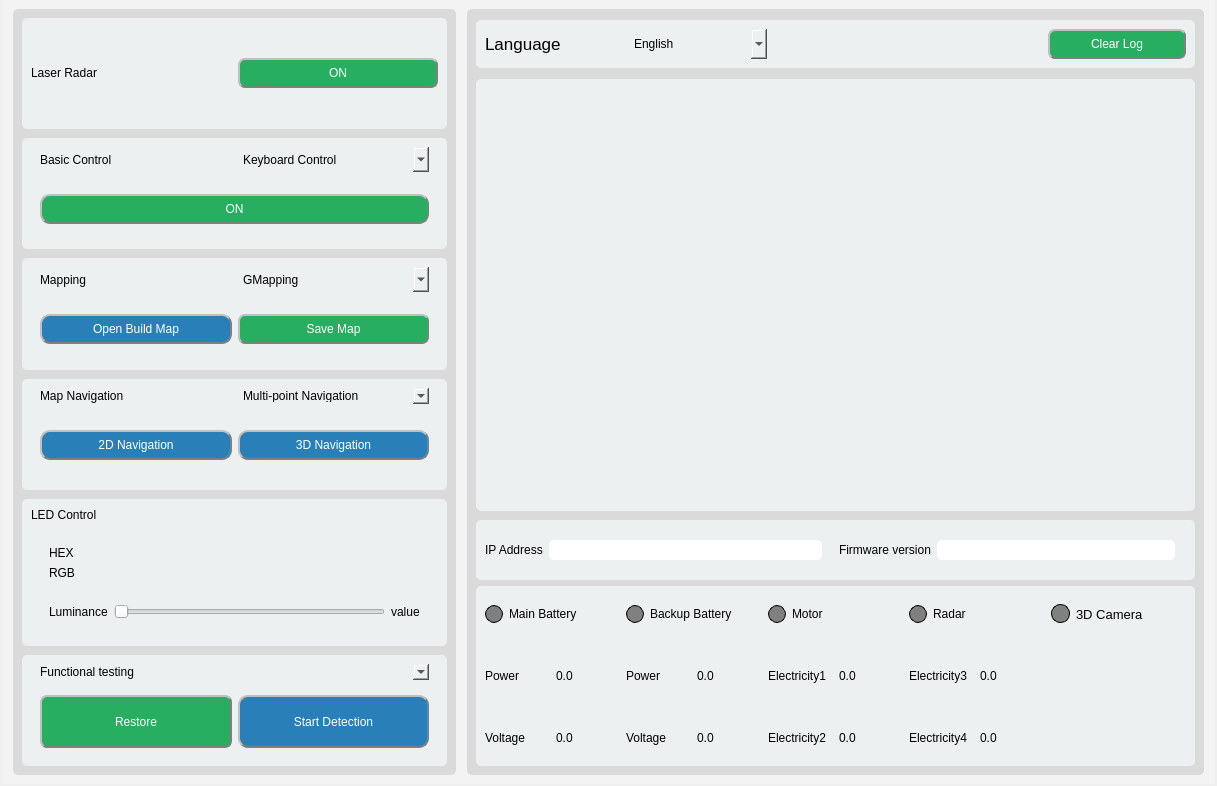
Qt form widgets/ui/operation.ui (elephantrobotics/AGV_UI) before a commit.
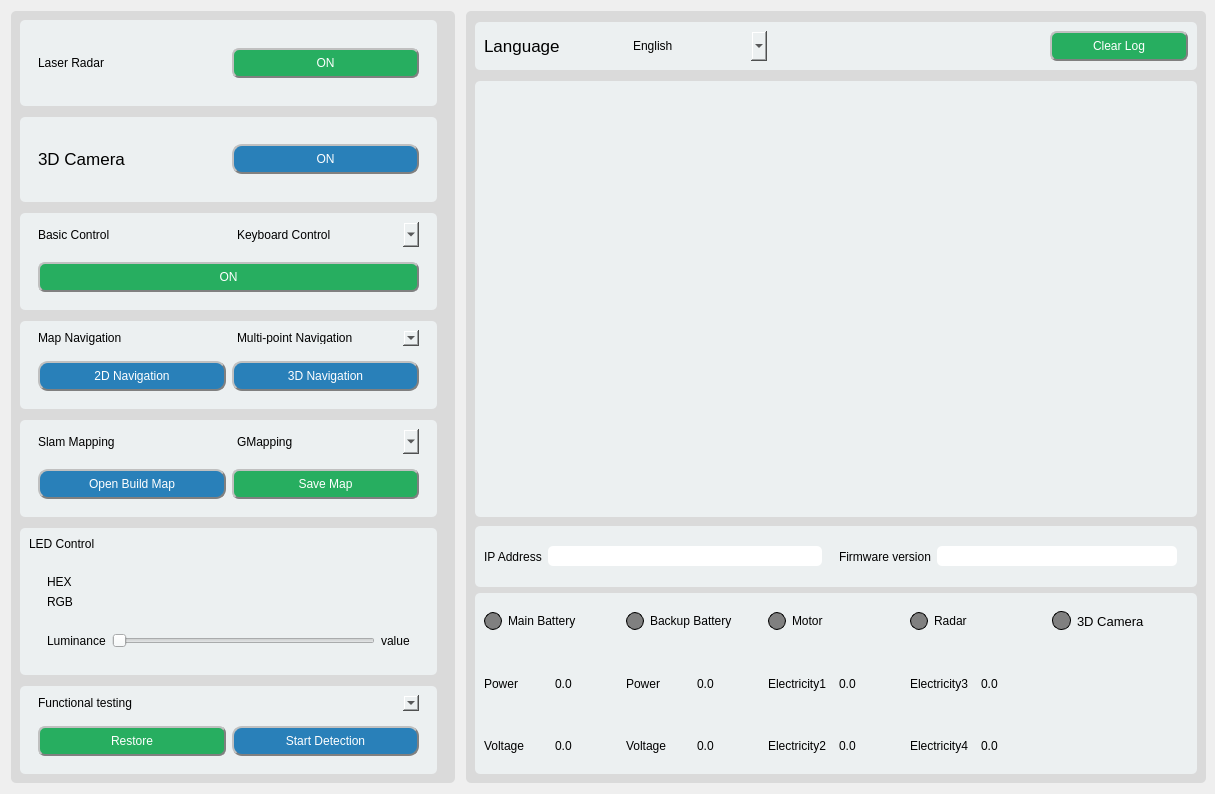
The same form after that commit.

Commit message: add 3d camera

```diff
--- a/widgets/ui/operation.ui
+++ b/widgets/ui/operation.ui
@@ -1,37 +1,79 @@
 <?xml version="1.0" encoding="UTF-8"?>
 <ui version="4.0">
  <class>Operation</class>
- <widget class="QMainWindow" name="Operation">
+ <widget class="QWidget" name="Operation">
   <property name="geometry">
    <rect>
     <x>0</x>
     <y>0</y>
-    <width>1217</width>
-    <height>786</height>
+    <width>1215</width>
+    <height>794</height>
    </rect>
   </property>
   <property name="windowTitle">
-   <string>MyAGV </string>
+   <string>MyAGV</string>
   </property>
-  <widget class="QWidget" name="centralwidget">
-   <layout class="QVBoxLayout" name="verticalLayout_15">
+  <layout class="QHBoxLayout" name="horizontalLayout" stretch="3,5">
+   <property name="spacing">
+    <number>11</number>
+   </property>
+   <property name="rightMargin">
+    <number>9</number>
+   </property>
+   <item>
+    <widget class="QWidget" name="widget_left" native="true">
+     <property name="styleSheet">
+      <string notr="true">background-color: rgb(218, 218, 218);
+border-radius: 5px;
+</string>
+     </property>
+     <layout class="QVBoxLayout" name="verticalLayout_3" stretch="2">
+      <property name="spacing">
+       <number>9</number>
+      </property>
     <property name="leftMargin">
-     <number>2</number>
+       <number>9</number>
     </property>
     <property name="topMargin">
-     <number>0</number>
+       <number>9</number>
     </property>
     <property name="rightMargin">
-     <number>2</number>
+       <number>9</number>
     </property>
     <property name="bottomMargin">
-     <number>2</number>
+       <number>9</number>
     </property>
     <item>
      <widget class="QScrollArea" name="scrollArea">
       <property name="styleSheet">
-       <string notr="true">background-color: rgb(243, 243, 243);
-border:None;</string>
+         <string notr="true">/*QScrollArea{
+	background-color: rgb(243, 243, 243);
+	border:None;
+}*/
+
+QScrollBar:vertical {
+	border-radius: 5px; 
+	background: #f0f0f0;        
+	width: 5px;                
+	margin: 22px 5px 22px 5px;     
+}
+
+QScrollBar::handle:vertical {
+	background: #c0c0c0;         
+	min-height: 30px;          
+	border-radius: 5px;         
+}
+
+QScrollBar::add-line:vertical, QScrollBar::sub-line:vertical {
+	background: none;        
+}
+
+QScrollBar::add-page:vertical, QScrollBar::sub-page:vertical {
+	background: none;     
+}</string>
+        </property>
+        <property name="lineWidth">
+         <number>0</number>
       </property>
       <property name="widgetResizable">
        <bool>true</bool>
@@ -41,49 +83,39 @@
         <rect>
          <x>0</x>
          <y>0</y>
-         <width>1213</width>
-         <height>784</height>
-        </rect>
-       </property>
-       <layout class="QHBoxLayout" name="horizontalLayout" stretch="3,5">
+           <width>427</width>
+           <height>758</height>
+          </rect>
+         </property>
+         <property name="styleSheet">
+          <string notr="true"/>
+         </property>
+         <layout class="QVBoxLayout" name="verticalLayout_4" stretch="0,0,0,0,0,0,0">
         <property name="spacing">
          <number>11</number>
         </property>
         <property name="leftMargin">
-         <number>11</number>
+           <number>0</number>
         </property>
         <property name="topMargin">
-         <number>9</number>
+           <number>0</number>
         </property>
         <property name="rightMargin">
-         <number>11</number>
+           <number>9</number>
         </property>
         <property name="bottomMargin">
-         <number>9</number>
+           <number>0</number>
         </property>
         <item>
-         <widget class="QWidget" name="widget_left" native="true">
-          <property name="styleSheet">
-           <string notr="true">background-color: rgb(218, 218, 218);
-border-radius: 5px;</string>
-          </property>
-          <layout class="QVBoxLayout" name="verticalLayout_3">
-           <property name="spacing">
-            <number>9</number>
-           </property>
-           <property name="leftMargin">
-            <number>9</number>
-           </property>
-           <property name="topMargin">
-            <number>9</number>
-           </property>
-           <item>
-            <widget class="QWidget" name="widget_5" native="true">
+           <widget class="QWidget" name="radar_panel" native="true">
              <property name="styleSheet">
               <string notr="true">background-color: rgb(236, 240, 241);</string>
              </property>
              <layout class="QHBoxLayout" name="horizontalLayout_19">
               <item>
+              <widget class="QWidget" name="widget_21" native="true">
+               <layout class="QHBoxLayout" name="horizontalLayout_2">
+                <item>
                <widget class="QLabel" name="label_radar">
                 <property name="sizePolicy">
                  <sizepolicy hsizetype="Preferred" vsizetype="Fixed">
@@ -100,7 +132,7 @@
                </widget>
               </item>
               <item>
-               <widget class="QPushButton" name="radar_button">
+                 <widget class="QPushButton" name="radar_control_button">
                 <property name="minimumSize">
                  <size>
                   <width>0</width>
@@ -108,12 +140,23 @@
                  </size>
                 </property>
                 <property name="styleSheet">
-                 <string notr="true">background-color: rgb(39, 174, 96);
-color: rgb(255, 255, 255);
-border-radius: 7px;
-border: 2px groove gray;
-border-style: outset;
-font: 75 9pt &quot;Arial&quot;;</string>
+                   <string notr="true">QPushButton {
+	background-color: rgb(39, 174, 96);
+	color: rgb(255, 255, 255);
+	border-radius: 7px;
+	border: 2px groove gray;
+	border-style: outset;
+	font: 75 9pt &quot;Arial&quot;;
+}
+QPushButton:disabled {
+	background-color:gray;
+	color: rgb(255, 255, 255);
+	border-radius: 7px;
+	border: 2px groove gray;
+	border-style: outset;
+	font: 75 9pt &quot;Arial&quot;;
+}
+</string>
                 </property>
                 <property name="text">
                  <string>ON</string>
@@ -126,8 +169,82 @@
              </layout>
             </widget>
            </item>
+            </layout>
+           </widget>
+          </item>
            <item>
-            <widget class="QWidget" name="widget_6" native="true">
+           <widget class="QWidget" name="camera_3d_panel" native="true">
+            <property name="styleSheet">
+             <string notr="true">background-color: rgb(236, 240, 241);</string>
+            </property>
+            <layout class="QHBoxLayout" name="horizontalLayout_27">
+             <item>
+              <widget class="QWidget" name="widget_25" native="true">
+               <layout class="QHBoxLayout" name="horizontalLayout_28">
+                <item>
+                 <widget class="QLabel" name="label_4">
+                  <property name="sizePolicy">
+                   <sizepolicy hsizetype="Preferred" vsizetype="Fixed">
+                    <horstretch>0</horstretch>
+                    <verstretch>0</verstretch>
+                   </sizepolicy>
+                  </property>
+                  <property name="font">
+                   <font>
+                    <family>Arial</family>
+                    <pointsize>13</pointsize>
+                    <weight>50</weight>
+                    <bold>false</bold>
+                   </font>
+                  </property>
+                  <property name="text">
+                   <string>3D Camera</string>
+                  </property>
+                 </widget>
+                </item>
+                <item>
+                 <widget class="QPushButton" name="camera_3d_button">
+                  <property name="enabled">
+                   <bool>true</bool>
+                  </property>
+                  <property name="minimumSize">
+                   <size>
+                    <width>0</width>
+                    <height>30</height>
+                   </size>
+                  </property>
+                  <property name="styleSheet">
+                   <string notr="true">QPushButton {
+	background-color:rgb(41, 128, 185);
+	color: rgb(255, 255, 255);
+	border-radius: 10px;
+	border: 2px groove gray;
+	border-style: outset;
+	font: 75 9pt &quot;Arial&quot;;
+}
+QPushButton:disabled {
+	background-color:gray;
+	color: rgb(255, 255, 255);
+	border-radius: 7px;
+	border: 2px groove gray;
+	border-style: outset;
+	font: 75 9pt &quot;Arial&quot;;
+}
+</string>
+                  </property>
+                  <property name="text">
+                   <string>ON</string>
+                  </property>
+                 </widget>
+                </item>
+               </layout>
+              </widget>
+             </item>
+            </layout>
+           </widget>
+          </item>
+          <item>
+           <widget class="QWidget" name="basic_control_panel" native="true">
              <property name="styleSheet">
               <string notr="true">background-color: rgb(236, 240, 241);</string>
              </property>
@@ -203,12 +320,23 @@
                     </size>
                    </property>
                    <property name="styleSheet">
-                    <string notr="true">background-color: rgb(39, 174, 96);
-color: rgb(255, 255, 255);
-border-radius: 10px;
-border: 2px groove gray;
-border-style: outset;
-font: 75 9pt &quot;Arial&quot;;</string>
+                   <string notr="true">QPushButton {
+	background-color: rgb(39, 174, 96);
+	color: rgb(255, 255, 255);
+	border-radius: 7px;
+	border: 2px groove gray;
+	border-style: outset;
+	font: 75 9pt &quot;Arial&quot;;
+}
+QPushButton:disabled {
+	background-color:gray;
+	color: rgb(255, 255, 255);
+	border-radius: 7px;
+	border: 2px groove gray;
+	border-style: outset;
+	font: 75 9pt &quot;Arial&quot;;
+}
+</string>
                    </property>
                    <property name="text">
                     <string>ON</string>
@@ -225,121 +353,7 @@
             </widget>
            </item>
            <item>
-            <widget class="QWidget" name="widget_13" native="true">
-             <property name="styleSheet">
-              <string notr="true">background-color: rgb(236, 240, 241);</string>
-             </property>
-             <layout class="QVBoxLayout" name="verticalLayout_2">
-              <item>
-               <widget class="QWidget" name="widget_20" native="true">
-                <property name="sizePolicy">
-                 <sizepolicy hsizetype="Preferred" vsizetype="Fixed">
-                  <horstretch>0</horstretch>
-                  <verstretch>0</verstretch>
-                 </sizepolicy>
-                </property>
-                <layout class="QHBoxLayout" name="horizontalLayout_17">
-                 <property name="topMargin">
-                  <number>0</number>
-                 </property>
-                 <property name="bottomMargin">
-                  <number>0</number>
-                 </property>
-                 <item>
-                  <widget class="QLabel" name="label_map_nav">
-                   <property name="styleSheet">
-                    <string notr="true">font: 13pt &quot;Arial&quot;;</string>
-                   </property>
-                   <property name="text">
-                    <string>Mapping</string>
-                   </property>
-                  </widget>
-                 </item>
-                 <item>
-                  <widget class="QComboBox" name="build_map_selection">
-                   <property name="minimumSize">
-                    <size>
-                     <width>0</width>
-                     <height>25</height>
-                    </size>
-                   </property>
-                   <property name="styleSheet">
-                    <string notr="true">color:black;</string>
-                   </property>
-                   <item>
-                    <property name="text">
-                     <string>GMapping</string>
-                    </property>
-                   </item>
-                   <item>
-                    <property name="text">
-                     <string>Rtabmap</string>
-                    </property>
-                   </item>
-                  </widget>
-                 </item>
-                </layout>
-               </widget>
-              </item>
-              <item>
-               <widget class="QWidget" name="widget_10" native="true">
-                <property name="styleSheet">
-                 <string notr="true"/>
-                </property>
-                <layout class="QHBoxLayout" name="horizontalLayout_6">
-                 <item>
-                  <widget class="QPushButton" name="open_build_map">
-                   <property name="minimumSize">
-                    <size>
-                     <width>0</width>
-                     <height>30</height>
-                    </size>
-                   </property>
-                   <property name="styleSheet">
-                    <string notr="true">background-color:rgb(41, 128, 185);
-color: rgb(255, 255, 255);
-border-radius: 10px;
-border: 2px groove gray;
-border-style: outset;
-font: 75 9pt &quot;Arial&quot;;</string>
-                   </property>
-                   <property name="text">
-                    <string>Open Build Map</string>
-                   </property>
-                   <property name="checkable">
-                    <bool>true</bool>
-                   </property>
-                  </widget>
-                 </item>
-                 <item>
-                  <widget class="QPushButton" name="save_map_button">
-                   <property name="minimumSize">
-                    <size>
-                     <width>0</width>
-                     <height>30</height>
-                    </size>
-                   </property>
-                   <property name="styleSheet">
-                    <string notr="true">background-color: rgb(39, 174, 96);
-color: rgb(255, 255, 255);
-border-radius: 7px;
-border: 2px groove gray;
-border-style: outset;
-font: 75 9pt &quot;Arial&quot;;</string>
-                   </property>
-                   <property name="text">
-                    <string>Save Map</string>
-                   </property>
-                  </widget>
-                 </item>
-                </layout>
-               </widget>
-              </item>
-             </layout>
-            </widget>
-           </item>
-           <item>
-            <widget class="QWidget" name="widget_7" native="true">
+           <widget class="QWidget" name="map_navigation_panel" native="true">
              <property name="styleSheet">
               <string notr="true">background-color: rgb(236, 240, 241);</string>
              </property>
@@ -401,12 +415,23 @@
                     </size>
                    </property>
                    <property name="styleSheet">
-                    <string notr="true">background-color:rgb(41, 128, 185);
-color: rgb(255, 255, 255);
-border-radius: 10px;
-border: 2px groove gray;
-border-style: outset;
-font: 75 9pt &quot;Arial&quot;;</string>
+                   <string notr="true">QPushButton {
+	background-color:rgb(41, 128, 185);
+	color: rgb(255, 255, 255);
+	border-radius: 10px;
+	border: 2px groove gray;
+	border-style: outset;
+	font: 75 9pt &quot;Arial&quot;;
+}
+QPushButton:disabled {
+	background-color:gray;
+	color: rgb(255, 255, 255);
+	border-radius: 7px;
+	border: 2px groove gray;
+	border-style: outset;
+	font: 75 9pt &quot;Arial&quot;;
+}
+</string>
                    </property>
                    <property name="text">
                     <string>2D Navigation</string>
@@ -425,12 +450,23 @@
                     </size>
                    </property>
                    <property name="styleSheet">
-                    <string notr="true">background-color:rgb(41, 128, 185);
-color: rgb(255, 255, 255);
-border-radius: 10px;
-border: 2px groove gray;
-border-style: outset;
-font: 75 9pt &quot;Arial&quot;;</string>
+                   <string notr="true">QPushButton {
+	background-color:rgb(41, 128, 185);
+	color: rgb(255, 255, 255);
+	border-radius: 10px;
+	border: 2px groove gray;
+	border-style: outset;
+	font: 75 9pt &quot;Arial&quot;;
+}
+QPushButton:disabled {
+	background-color:gray;
+	color: rgb(255, 255, 255);
+	border-radius: 7px;
+	border: 2px groove gray;
+	border-style: outset;
+	font: 75 9pt &quot;Arial&quot;;
+}
+</string>
                    </property>
                    <property name="text">
                     <string>3D Navigation</string>
@@ -447,7 +483,143 @@
             </widget>
            </item>
            <item>
-            <widget class="QWidget" name="widget_14" native="true">
+           <widget class="QWidget" name="slam_mapping_panel" native="true">
+            <property name="styleSheet">
+             <string notr="true">background-color: rgb(236, 240, 241);</string>
+            </property>
+            <layout class="QVBoxLayout" name="verticalLayout_2">
+             <item>
+              <widget class="QWidget" name="widget_20" native="true">
+               <property name="sizePolicy">
+                <sizepolicy hsizetype="Preferred" vsizetype="Fixed">
+                 <horstretch>0</horstretch>
+                 <verstretch>0</verstretch>
+                </sizepolicy>
+               </property>
+               <layout class="QHBoxLayout" name="horizontalLayout_17">
+                <property name="topMargin">
+                 <number>0</number>
+                </property>
+                <property name="bottomMargin">
+                 <number>0</number>
+                </property>
+                <item>
+                 <widget class="QLabel" name="label_map_nav">
+                  <property name="styleSheet">
+                   <string notr="true">font: 13pt &quot;Arial&quot;;</string>
+                  </property>
+                  <property name="text">
+                   <string>Slam Mapping</string>
+                  </property>
+                 </widget>
+                </item>
+                <item>
+                 <widget class="QComboBox" name="build_map_selection">
+                  <property name="minimumSize">
+                   <size>
+                    <width>0</width>
+                    <height>25</height>
+                   </size>
+                  </property>
+                  <property name="styleSheet">
+                   <string notr="true">color:black;</string>
+                  </property>
+                  <item>
+                   <property name="text">
+                    <string>GMapping</string>
+                   </property>
+                  </item>
+                  <item>
+                   <property name="text">
+                    <string>Rtabmap</string>
+                   </property>
+                  </item>
+                 </widget>
+                </item>
+               </layout>
+              </widget>
+             </item>
+             <item>
+              <widget class="QWidget" name="widget_10" native="true">
+               <property name="styleSheet">
+                <string notr="true"/>
+               </property>
+               <layout class="QHBoxLayout" name="horizontalLayout_6">
+                <item>
+                 <widget class="QPushButton" name="open_build_map">
+                  <property name="minimumSize">
+                   <size>
+                    <width>0</width>
+                    <height>30</height>
+                   </size>
+                  </property>
+                  <property name="styleSheet">
+                   <string notr="true">QPushButton {
+	background-color:rgb(41, 128, 185);
+	color: rgb(255, 255, 255);
+	border-radius: 10px;
+	border: 2px groove gray;
+	border-style: outset;
+	font: 75 9pt &quot;Arial&quot;;
+}
+QPushButton:disabled {
+	background-color:gray;
+	color: rgb(255, 255, 255);
+	border-radius: 7px;
+	border: 2px groove gray;
+	border-style: outset;
+	font: 75 9pt &quot;Arial&quot;;
+}
+</string>
+                  </property>
+                  <property name="text">
+                   <string>Open Build Map</string>
+                  </property>
+                  <property name="checkable">
+                   <bool>true</bool>
+                  </property>
+                 </widget>
+                </item>
+                <item>
+                 <widget class="QPushButton" name="save_mapping_button">
+                  <property name="minimumSize">
+                   <size>
+                    <width>0</width>
+                    <height>30</height>
+                   </size>
+                  </property>
+                  <property name="styleSheet">
+                   <string notr="true">QPushButton {
+	background-color: rgb(39, 174, 96);
+	color: rgb(255, 255, 255);
+	border-radius: 7px;
+	border: 2px groove gray;
+	border-style: outset;
+	font: 75 9pt &quot;Arial&quot;;
+}
+QPushButton:disabled {
+	background-color:gray;
+	color: rgb(255, 255, 255);
+	border-radius: 7px;
+	border: 2px groove gray;
+	border-style: outset;
+	font: 75 9pt &quot;Arial&quot;;
+}
+</string>
+                  </property>
+                  <property name="text">
+                   <string>Save Map</string>
+                  </property>
+                 </widget>
+                </item>
+               </layout>
+              </widget>
+             </item>
+            </layout>
+           </widget>
+          </item>
+          <item>
+           <widget class="QWidget" name="led_control_panel" native="true">
              <property name="styleSheet">
               <string notr="true">background-color: rgb(236, 240, 241);</string>
              </property>
@@ -552,7 +724,7 @@
             </widget>
            </item>
            <item>
-            <widget class="QWidget" name="widget_22" native="true">
+           <widget class="QWidget" name="functional_testing_panel" native="true">
              <property name="styleSheet">
               <string notr="true">background-color: rgb(236, 240, 241);</string>
              </property>
@@ -621,12 +793,23 @@
                     </size>
                    </property>
                    <property name="styleSheet">
-                    <string notr="true">background-color: rgb(39, 174, 96);
-color: rgb(255, 255, 255);
-border-radius: 7px;
-border: 2px groove gray;
-border-style: outset;
-font: 75 9pt &quot;Arial&quot;;</string>
+                   <string notr="true">QPushButton {
+	background-color: rgb(39, 174, 96);
+	color: rgb(255, 255, 255);
+	border-radius: 7px;
+	border: 2px groove gray;
+	border-style: outset;
+	font: 75 9pt &quot;Arial&quot;;
+}
+QPushButton:disabled {
+	background-color:gray;
+	color: rgb(255, 255, 255);
+	border-radius: 7px;
+	border: 2px groove gray;
+	border-style: outset;
+	font: 75 9pt &quot;Arial&quot;;
+}
+</string>
                    </property>
                    <property name="text">
                     <string>Restore</string>
@@ -648,12 +831,23 @@
                     </size>
                    </property>
                    <property name="styleSheet">
-                    <string notr="true">background-color:rgb(41, 128, 185);
-color: rgb(255, 255, 255);
-border-radius: 10px;
-border: 2px groove gray;
-border-style: outset;
-font: 75 9pt &quot;Arial&quot;;</string>
+                   <string notr="true">QPushButton {
+	background-color:rgb(41, 128, 185);
+	color: rgb(255, 255, 255);
+	border-radius: 10px;
+	border: 2px groove gray;
+	border-style: outset;
+	font: 75 9pt &quot;Arial&quot;;
+}
+QPushButton:disabled {
+	background-color:gray;
+	color: rgb(255, 255, 255);
+	border-radius: 7px;
+	border: 2px groove gray;
+	border-style: outset;
+	font: 75 9pt &quot;Arial&quot;;
+}
+</string>
                    </property>
                    <property name="text">
                     <string>Start Detection</string>
@@ -671,6 +865,10 @@
            </item>
           </layout>
          </widget>
+       </widget>
+      </item>
+     </layout>
+    </widget>
         </item>
         <item>
          <widget class="QWidget" name="widget_right" native="true">
@@ -790,12 +988,23 @@
                     </size>
                    </property>
                    <property name="styleSheet">
-                    <string notr="true">background-color: rgb(39, 174, 96);
-color: rgb(255, 255, 255);
-border-radius: 7px;
-border: 2px groove gray;
-border-style: outset;
-font: 75 9pt &quot;Arial&quot;;</string>
+               <string notr="true">QPushButton {
+	background-color: rgb(39, 174, 96);
+	color: rgb(255, 255, 255);
+	border-radius: 7px;
+	border: 2px groove gray;
+	border-style: outset;
+	font: 75 9pt &quot;Arial&quot;;
+}
+QPushButton:disabled {
+	background-color:gray;
+	color: rgb(255, 255, 255);
+	border-radius: 7px;
+	border: 2px groove gray;
+	border-style: outset;
+	font: 75 9pt &quot;Arial&quot;;
+}
+</string>
                    </property>
                    <property name="text">
                     <string>Clear Log</string>
@@ -981,6 +1190,9 @@
                   <layout class="QHBoxLayout" name="horizontalLayout_31">
                    <item>
                     <widget class="QLabel" name="backup_battery_state">
+                <property name="enabled">
+                 <bool>false</bool>
+                </property>
                      <property name="minimumSize">
                       <size>
                        <width>18</width>
@@ -994,9 +1206,16 @@
                       </size>
                      </property>
                      <property name="styleSheet">
-                      <string notr="true">border-radius: 9px;
-background-color:grey;
-border: 1px solid</string>
+                 <string notr="true">QLabel {
+	background-color:green;
+	border-radius: 9px;
+	border: 1px solid lightgreen;
+}
+QLabel:disabled {
+	border-radius: 9px;
+	background-color:grey;
+	border: 1px solid
+}</string>
                      </property>
                      <property name="text">
                       <string/>
@@ -1040,6 +1259,9 @@
                   <layout class="QHBoxLayout" name="horizontalLayout_21">
                    <item>
                     <widget class="QLabel" name="main_battery_state">
+                <property name="enabled">
+                 <bool>false</bool>
+                </property>
                      <property name="minimumSize">
                       <size>
                        <width>18</width>
@@ -1053,9 +1275,16 @@
                       </size>
                      </property>
                      <property name="styleSheet">
-                      <string notr="true">border-radius: 9px;
-background-color:grey;
-border: 1px solid</string>
+                 <string notr="true">QLabel {
+	background-color:green;
+	border-radius: 9px;
+	border: 1px solid lightgreen;
+}
+QLabel:disabled {
+	border-radius: 9px;
+	background-color:grey;
+	border: 1px solid
+}</string>
                      </property>
                      <property name="text">
                       <string/>
@@ -1144,6 +1373,9 @@
                   <layout class="QHBoxLayout" name="horizontalLayout_24">
                    <item>
                     <widget class="QLabel" name="radar_status">
+                <property name="enabled">
+                 <bool>false</bool>
+                </property>
                      <property name="minimumSize">
                       <size>
                        <width>18</width>
@@ -1157,9 +1389,16 @@
                       </size>
                      </property>
                      <property name="styleSheet">
-                      <string notr="true">border-radius: 9px;
-background-color:grey;
-border: 1px solid</string>
+                 <string notr="true">QLabel {
+	background-color:green;
+	border-radius: 9px;
+	border: 1px solid lightgreen;
+}
+QLabel:disabled {
+	border-radius: 9px;
+	background-color:grey;
+	border: 1px solid
+}</string>
                      </property>
                      <property name="text">
                       <string/>
@@ -1227,6 +1466,9 @@
                   <layout class="QHBoxLayout" name="horizontalLayout_25">
                    <item>
                     <widget class="QLabel" name="motor_status">
+                <property name="enabled">
+                 <bool>false</bool>
+                </property>
                      <property name="minimumSize">
                       <size>
                        <width>18</width>
@@ -1240,9 +1482,16 @@
                       </size>
                      </property>
                      <property name="styleSheet">
-                      <string notr="true">border-radius: 9px;
-background-color:grey;
-border: 1px solid</string>
+                 <string notr="true">QLabel {
+	background-color:green;
+	border-radius: 9px;
+	border: 1px solid lightgreen;
+}
+QLabel:disabled {
+	border-radius: 9px;
+	background-color:grey;
+	border: 1px solid
+}</string>
                      </property>
                      <property name="text">
                       <string/>
@@ -1295,6 +1544,9 @@
                    </property>
                    <item>
                     <widget class="QLabel" name="camera_3d_status">
+                <property name="enabled">
+                 <bool>false</bool>
+                </property>
                      <property name="minimumSize">
                       <size>
                        <width>19</width>
@@ -1308,9 +1560,16 @@
                       </size>
                      </property>
                      <property name="styleSheet">
-                      <string notr="true">border-radius: 9px;
-background-color:grey;
-border: 1px solid</string>
+                 <string notr="true">QLabel {
+	background-color:green;
+	border-radius: 9px;
+	border: 1px solid lightgreen;
+}
+QLabel:disabled {
+	border-radius: 9px;
+	background-color:grey;
+	border: 1px solid
+}</string>
                      </property>
                      <property name="text">
                       <string/>
@@ -1341,11 +1600,6 @@
          </widget>
         </item>
        </layout>
-      </widget>
-     </widget>
-    </item>
-   </layout>
-  </widget>
  </widget>
  <resources/>
  <connections/>
```
Lines whose indentation alone changed are shown as unchanged. The commit also changes 8 other files.
